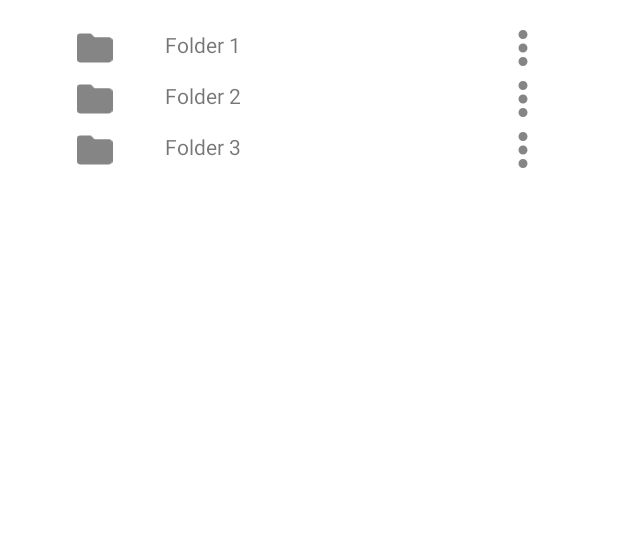
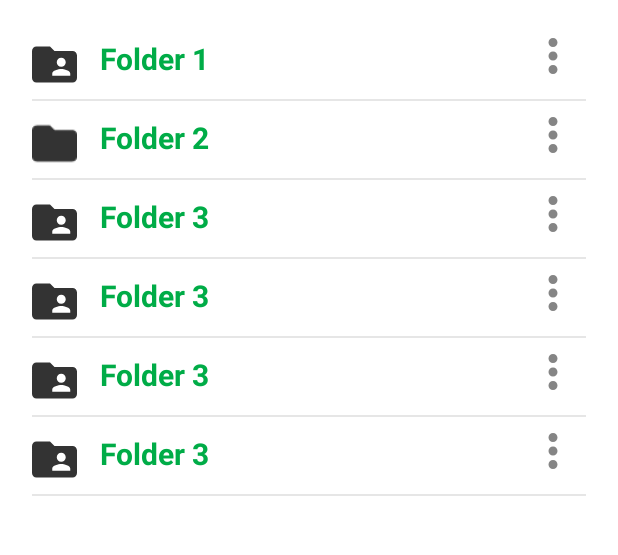
Before and after one commit to AnhducNA/Drive, an Android app: the screen it shows after launch (MainActivity), on a phone screen of 412 x 824 dp, the part 245-800 px from its top. Run offline under Robolectric (Android 15) with nearby library versions, the phone set to English and light mode, and no system bars.

Commit message:
use RecycleView

```diff
--- a/app/build.gradle
+++ b/app/build.gradle
@@ -29,7 +29,8 @@ android {
 }
 
 dependencies {
-
+    //noinspection GradleCompatible
+    implementation 'com.android.support:recyclerview-v7:28.0.0'
     implementation 'androidx.appcompat:appcompat:1.6.1'
     implementation 'com.google.android.material:material:1.9.0'
     implementation 'androidx.constraintlayout:constraintlayout:2.1.4'
--- a/app/src/main/java/com/kma/drive/DataAdapter.java
+++ /dev/null
@@ -1,49 +0,0 @@
-package com.kma.drive;
-
-import android.annotation.SuppressLint;
-import android.app.Activity;
-import android.view.LayoutInflater;
-import android.view.View;
-import android.view.ViewGroup;
-import android.widget.BaseAdapter;
-import android.widget.TextView;
-
-public class DataAdapter extends BaseAdapter {
-    private Activity activity;
-    private String[] items;
-    public DataAdapter(Activity activity, String[] items) {
-        this.activity = activity;
-        this.items = items;
-    }
-    @Override
-    public int getCount() {
-        return items.length;
-    }
-
-    @Override
-    public Object getItem(int i) {
-        return items[i];
-    }
-
-    @Override
-    public long getItemId(int i) {
-        return i;
-    }
-
-    @SuppressLint({"ViewHolder", "InflateParams"})
-    @Override
-    public View getView(int i, View view, ViewGroup viewGroup) {
-        // Gọi layoutInflater ra để bắt đầu ánh xạ view và data.
-        LayoutInflater inflater = activity.getLayoutInflater();
-
-        // Đổ dữ liệu vào biến View, view này chính là những gì nằm trong item_name.xml
-        view = inflater.inflate(R.layout.row_item_main, null);
-
-        // Đặt chữ cho từng view trong danh sách.
-        TextView tvName = (TextView) view.findViewById(R.id.tv_item);
-        tvName.setText(items[i]);
-
-        // Trả về view kết quả.
-        return view;
-    }
-}
--- a/app/src/main/java/com/kma/drive/MainActivity.java
+++ b/app/src/main/java/com/kma/drive/MainActivity.java
@@ -1,40 +1,52 @@
 package com.kma.drive;
-
-import androidx.appcompat.app.AppCompatActivity;
 
 import android.graphics.Color;
 import android.os.Bundle;
 import android.view.View;
 import android.widget.ImageButton;
-import android.widget.ListView;
+
+import androidx.appcompat.app.AppCompatActivity;
+import androidx.recyclerview.widget.LinearLayoutManager;
+import androidx.recyclerview.widget.RecyclerView;
+
+import java.util.ArrayList;
 
 public class MainActivity extends AppCompatActivity {
+
+    RecyclerView recyclerView;
+    ArrayList<SanPham> listSanPham;
+    SanPhamAdapter sanPhamAdapter;
 
     @Override
     protected void onCreate(Bundle savedInstanceState) {
         super.onCreate(savedInstanceState);
         setContentView(R.layout.activity_main);
-        ImageButton imageButton_menu = (ImageButton) findViewById(R.id.id_menu);
+        // set color for image
+        ImageButton imageButton_menu = findViewById(R.id.id_menu);
         imageButton_menu.setColorFilter(Color.BLACK);
 
-        String[] items = {"Folder 1", "Folder 2", "Folder 3"};
-        ListView listView = (ListView) findViewById(R.id.list_view);
-
-        DataAdapter adapter = new DataAdapter(this, items);
-        listView.setAdapter(adapter);
-
+        // Recycle view
+        recyclerView = findViewById(R.id.recyclerview);
+        recyclerView.setLayoutManager(new LinearLayoutManager(this));
+        listSanPham = new ArrayList<>();
+        listSanPham.add(new SanPham("Folder 1", R.drawable.folder_shared));
+        listSanPham.add(new SanPham("Folder 2", R.drawable.ic_folder));
+        listSanPham.add(new SanPham("Folder 3", R.drawable.folder_shared));
+        listSanPham.add(new SanPham("Folder 3", R.drawable.folder_shared));
+        listSanPham.add(new SanPham("Folder 3", R.drawable.folder_shared));
+        listSanPham.add(new SanPham("Folder 3", R.drawable.folder_shared));
+        sanPhamAdapter = new SanPhamAdapter(getApplicationContext(), listSanPham);
+        recyclerView.setAdapter(sanPhamAdapter);
         hideNavigationBar();
     }
 
     private void hideNavigationBar() {
         this.getWindow().getDecorView().setSystemUiVisibility(
-                View.SYSTEM_UI_FLAG_HIDE_NAVIGATION |
-                        View.SYSTEM_UI_FLAG_FULLSCREEN |
-                        View.SYSTEM_UI_FLAG_IMMERSIVE_STICKY |
-                        View.SYSTEM_UI_FLAG_LAYOUT_HIDE_NAVIGATION |
-                        View.SYSTEM_UI_FLAG_LAYOUT_FULLSCREEN |
-                        View.SYSTEM_UI_FLAG_LAYOUT_STABLE
-
+                View.SYSTEM_UI_FLAG_LAYOUT_STABLE
+                        | View.SYSTEM_UI_FLAG_LAYOUT_HIDE_NAVIGATION
+                        | View.SYSTEM_UI_FLAG_HIDE_NAVIGATION
+                        | View.SYSTEM_UI_FLAG_FULLSCREEN
+                        | View.SYSTEM_UI_FLAG_IMMERSIVE_STICKY
         );
     }
 }
--- /dev/null
+++ b/app/src/main/java/com/kma/drive/SanPham.java
@@ -0,0 +1,27 @@
+package com.kma.drive;
+
+public class SanPham {
+    private String tenSanPham;
+    private int hinhSanPham;
+
+    public SanPham(String tenSanPham, int hinhSanPham){
+        this.tenSanPham=tenSanPham;
+        this.hinhSanPham=hinhSanPham;
+    }
+
+    public String getTenSanPham() {
+        return tenSanPham;
+    }
+
+    public void setTenSanPham(String tenSanPham) {
+        this.tenSanPham = tenSanPham;
+    }
+
+    public int getHinhSanPham() {
+        return hinhSanPham;
+    }
+
+    public void setHinhSanPham(int hinhSanPham) {
+        this.hinhSanPham = hinhSanPham;
+    }
+}
--- /dev/null
+++ b/app/src/main/java/com/kma/drive/SanPhamAdapter.java
@@ -0,0 +1,60 @@
+package com.kma.drive;
+
+import android.content.Context;
+import android.util.Log;
+import android.view.LayoutInflater;
+import android.view.View;
+import android.view.ViewGroup;
+import android.widget.ImageView;
+import android.widget.TextView;
+
+import androidx.annotation.NonNull;
+import androidx.recyclerview.widget.RecyclerView;
+
+import java.util.ArrayList;
+
+public class SanPhamAdapter extends RecyclerView.Adapter<SanPhamAdapter.ViewHolder> {
+    private String TAG = "Duc";
+
+    Context context;
+    ArrayList<SanPham> listSanPham;
+
+    public SanPhamAdapter(Context context, ArrayList<SanPham> listSanPham) {
+        this.context = context;
+        this.listSanPham = listSanPham;
+    }
+
+    @Override
+    public ViewHolder onCreateViewHolder(@NonNull ViewGroup parent, int viewType) {
+        // gán view
+        Log.d(TAG, "onCreateViewHolder: ");
+        View view = LayoutInflater.from(context).inflate(R.layout.row_item_main, parent, false);
+        return new ViewHolder(view);
+    }
+
+    @Override
+    public void onBindViewHolder(@NonNull ViewHolder holder, int position) {
+        // Gán dữ liêu
+        SanPham sanPham = listSanPham.get(position);
+        Log.d("DUC", "onBindViewHolder: " + sanPham.getTenSanPham());
+        holder.txtTenSanPham.setText(sanPham.getTenSanPham());
+        holder.imgAvatar.setImageResource(sanPham.getHinhSanPham());
+    }
+
+    @Override
+    public int getItemCount() {
+        return listSanPham.size(); // trả item tại vị trí postion
+    }
+
+    class ViewHolder extends RecyclerView.ViewHolder {
+        ImageView imgAvatar;
+        TextView txtTenSanPham;
+
+        public ViewHolder(@NonNull View itemView) {
+            super(itemView);
+            // Ánh xạ view
+            imgAvatar = itemView.findViewById(R.id.imgAvatar);
+            txtTenSanPham = itemView.findViewById(R.id.txtTenSanPham);
+        }
+    }
+}
--- a/app/src/main/res/drawable-anydpi/ic_folder.xml
+++ b/app/src/main/res/drawable-anydpi/folder_shared.xml
@@ -3,14 +3,14 @@
     android:height="24dp"
     android:viewportWidth="24"
     android:viewportHeight="24"
-    android:tint="#333333"
-    android:alpha="0.6">
+    android:tint="#000000"
+    android:alpha="0.8">
   <group android:scaleX="1.2"
       android:scaleY="1.2"
       android:translateX="-2.4"
       android:translateY="-2.4">
     <path
         android:fillColor="@android:color/white"
-        android:pathData="M10,4H4c-1.1,0 -1.99,0.9 -1.99,2L2,18c0,1.1 0.9,2 2,2h16c1.1,0 2,-0.9 2,-2V8c0,-1.1 -0.9,-2 -2,-2h-8l-2,-2z"/>
+        android:pathData="M20,6h-8l-2,-2L4,4c-1.1,0 -1.99,0.9 -1.99,2L2,18c0,1.1 0.9,2 2,2h16c1.1,0 2,-0.9 2,-2L22,8c0,-1.1 -0.9,-2 -2,-2zM15,9c1.1,0 2,0.9 2,2s-0.9,2 -2,2 -2,-0.9 -2,-2 0.9,-2 2,-2zM19,17h-8v-1c0,-1.33 2.67,-2 4,-2s4,0.67 4,2v1z"/>
   </group>
 </vector>
--- a/app/src/main/res/layout/activity_main.xml
+++ b/app/src/main/res/layout/activity_main.xml
@@ -79,21 +79,12 @@
                 android:textStyle="bold" />
         </LinearLayout>
 
-        <LinearLayout
-            android:id="@+id/content"
-            android:layout_marginTop="20dp"
+        <androidx.recyclerview.widget.RecyclerView
+            android:id="@+id/recyclerview"
             android:layout_width="match_parent"
             android:layout_height="wrap_content"
-            android:background="#fff">
-
-            <ListView
-                android:id="@+id/list_view"
-                android:layout_width="match_parent"
-                android:layout_height="wrap_content"
-                android:divider="@android:color/transparent"
-                android:dividerHeight="10.0sp" />
-
-        </LinearLayout>
+            android:layout_marginTop="20dp"
+            tools:listitem="@layout/row_item_main" />
     </LinearLayout>
 
 </androidx.constraintlayout.widget.ConstraintLayout>
--- a/app/src/main/res/layout/row_item_main.xml
+++ b/app/src/main/res/layout/row_item_main.xml
@@ -2,35 +2,48 @@
 <androidx.constraintlayout.widget.ConstraintLayout xmlns:android="http://schemas.android.com/apk/res/android"
     xmlns:tools="http://schemas.android.com/tools"
     android:layout_width="match_parent"
-    android:layout_height="match_parent"
-    android:orientation="horizontal">
+    android:layout_height="wrap_content">
 
-    <LinearLayout
+    <RelativeLayout
         android:layout_width="match_parent"
         android:layout_height="match_parent"
-        android:weightSum="4"
-        tools:layout_editor_absoluteX="-73dp"
-        tools:layout_editor_absoluteY="358dp">
+        android:orientation="horizontal"
+        android:padding="5dp">
 
         <ImageView
-            android:layout_width="wrap_content"
-            android:layout_height="wrap_content"
-            android:layout_weight="1"
+            android:id="@+id/imgAvatar"
+            android:layout_width="30dp"
+            android:layout_height="35dp"
             android:src="@drawable/ic_folder" />
 
         <TextView
-            android:id="@+id/tv_item"
+            android:id="@+id/txtTenSanPham"
             android:layout_width="wrap_content"
             android:layout_height="wrap_content"
-            android:layout_weight="2" />
+            android:layout_centerHorizontal="true"
+            android:layout_marginStart="15dp"
+            android:layout_toEndOf="@+id/imgAvatar"
+            android:text="Folder 1"
+            android:textColor="#00AC47"
+            android:textSize="20sp"
+            android:textStyle="bold" />
 
         <ImageButton
             android:layout_width="wrap_content"
             android:layout_height="wrap_content"
-            android:layout_weight="1"
+            android:layout_alignParentEnd="true"
+            android:layout_centerHorizontal="true"
+            android:layout_marginEnd="10dp"
             android:background="@color/white"
             android:scaleType="centerInside"
             android:src="@drawable/ic_menu_item" />
-    </LinearLayout>
+
+        <View
+            android:layout_width="match_parent"
+            android:layout_height="1dp"
+            android:layout_below="@+id/imgAvatar"
+            android:layout_marginTop="5dp"
+            android:background="#E6E6E6" />
+    </RelativeLayout>
 
 </androidx.constraintlayout.widget.ConstraintLayout>
--- /dev/null
+++ b/app/src/main/res/layout/rv_items.xml
@@ -0,0 +1,17 @@
+<?xml version="1.0" encoding="utf-8"?>
+<androidx.constraintlayout.widget.ConstraintLayout
+    xmlns:android="http://schemas.android.com/apk/res/android"
+    android:layout_width="match_parent"
+    android:layout_height="match_parent">
+
+    <LinearLayout
+        android:layout_width="match_parent"
+        android:layout_height="match_parent"
+        android:orientation="vertical">
+
+        <TextView
+            android:id="@+id/tv_name"
+            android:layout_width="wrap_content"
+            android:layout_height="wrap_content" />
+    </LinearLayout>
+</androidx.constraintlayout.widget.ConstraintLayout>
--- /dev/null
+++ b/app/src/main/res/values/styles.xml
@@ -0,0 +1,16 @@
+<?xml version="1.0" encoding="utf-8"?>
+<resources>
+    <!-- Base application theme. -->
+    <style name="Theme.NoBar"
+        parent="Theme.MaterialComponents.DayNight.DarkActionBar">
+        <!-- Primary brand color. -->
+        <item name="colorPrimary">@color/purple_500</item>
+        <item name="colorPrimaryVariant">@color/purple_700</item>
+        <item name="colorOnPrimary">@color/white</item>
+        <!-- Secondary brand color. -->
+        <item name="colorSecondary">@color/teal_200</item>
+        <item name="colorSecondaryVariant">@color/teal_700</item>
+        <item name="colorOnSecondary">@color/black</item>
+        <!-- Customize your theme here. -->
+    </style>
+</resources>
--- a/gradle.properties
+++ b/gradle.properties
@@ -15,6 +15,8 @@ org.gradle.jvmargs=-Xmx2048m -Dfile.encoding=UTF-8
 # Android operating system, and which are packaged with your app's APK
 # https://developer.android.com/topic/libraries/support-library/androidx-rn
 android.useAndroidX=true
+android.enableJetifier=true
+
 # Enables namespacing of each library's R class so that its R class includes only the
 # resources declared in the library itself and none from the library's dependencies,
 # thereby reducing the size of the R class for that library
```
Also changed, not shown: app/src/main/res/drawable-hdpi/folder_shared.png (added), app/src/main/res/drawable-hdpi/ic_folder.png, app/src/main/res/drawable-mdpi/folder_shared.png (added), app/src/main/res/drawable-mdpi/ic_folder.png, app/src/main/res/drawable-xhdpi/folder_shared.png (added), app/src/main/res/drawable-xhdpi/ic_folder.png, app/src/main/res/drawable-xxhdpi/folder_shared.png (added), app/src/main/res/drawable-xxhdpi/ic_folder.png.
